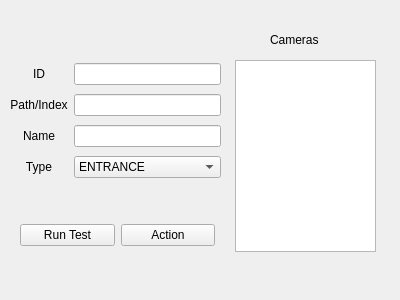
Old version of the form Application/source/View/cameramanagementwindow.ui in the repository xMihai01/Licenta.
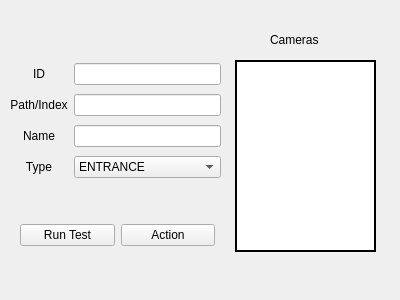
New version of the form.

Patch:
```diff
--- a/Application/source/View/cameramanagementwindow.ui
+++ b/Application/source/View/cameramanagementwindow.ui
@@ -22,6 +22,12 @@
      <height>192</height>
     </rect>
    </property>
+   <property name="frameShape">
+    <enum>QFrame::WinPanel</enum>
+   </property>
+   <property name="frameShadow">
+    <enum>QFrame::Plain</enum>
+   </property>
   </widget>
   <widget class="QLabel" name="cameraListLabel">
    <property name="geometry">
```
